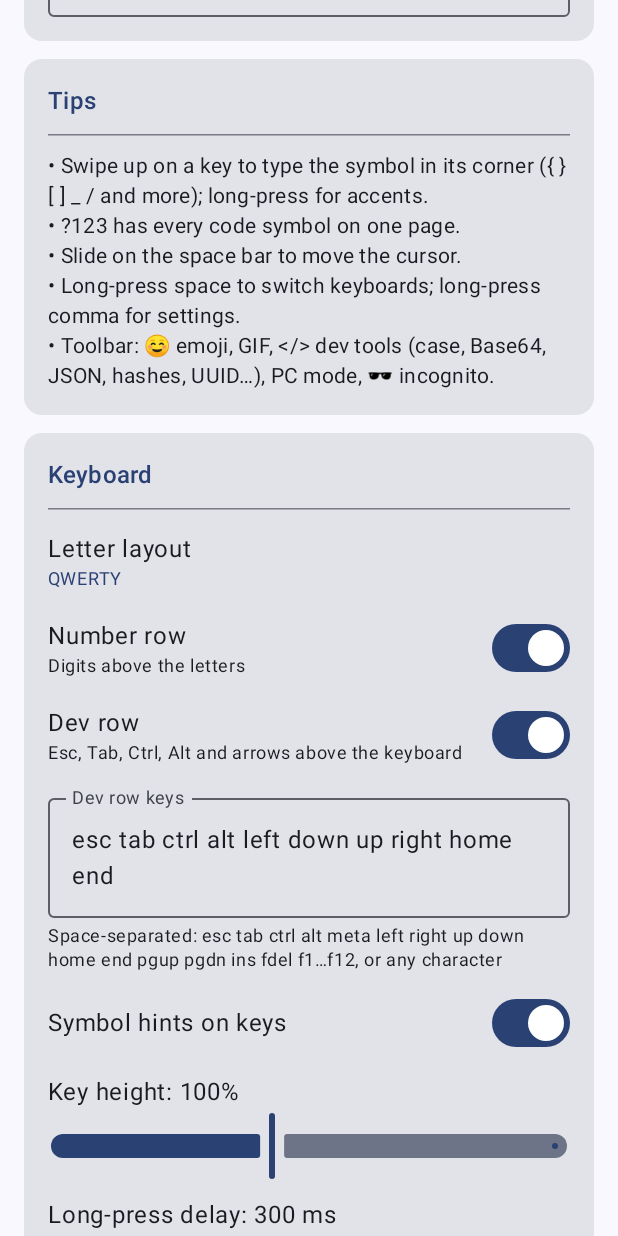
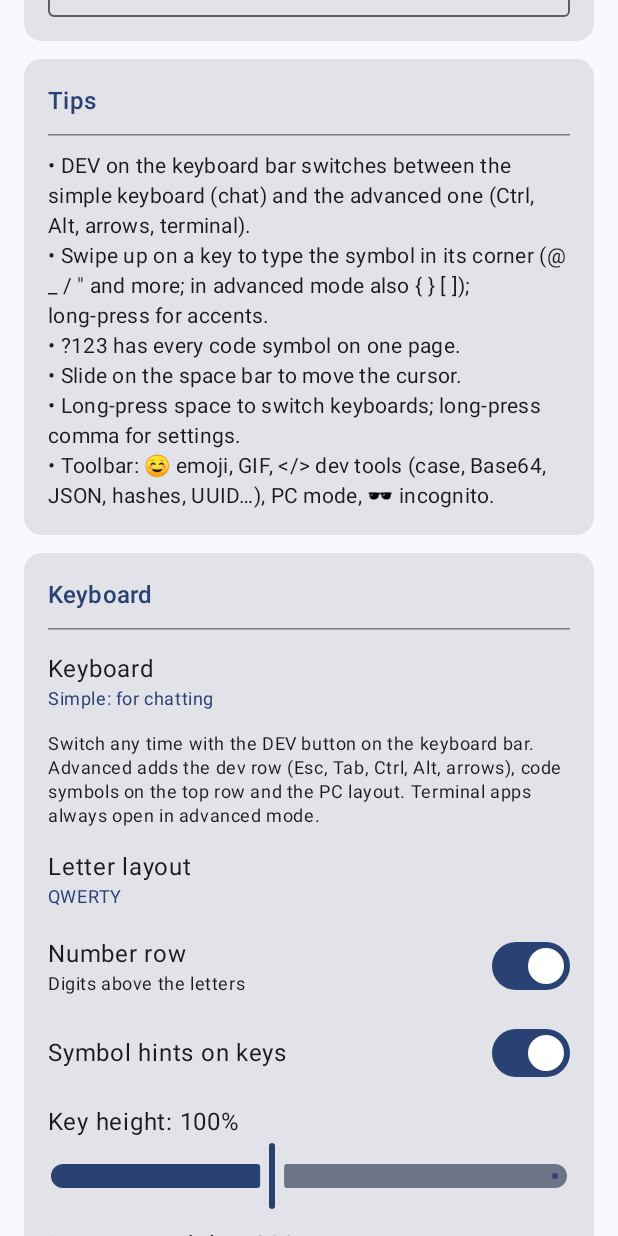
Before and after one commit to reinanbr/keyhack, an Android app built with Jetpack Compose: the screen it shows after launch (MainActivity), scrolled down 576 dp, on a phone screen of 412 x 824 dp. Run offline under Robolectric (Android 15) with nearby library versions, the phone set to English and light mode, and no system bars.

Commit message:
Simple and advanced keyboard modes
Simple (default) is a chat keyboard: letters, number row, emoji, GIFs,
suggestions and the chat symbols on the letter keys. Advanced adds the dev
row (Esc, Tab, Ctrl, Alt, arrows), code symbols on the top row and the PC
layout button. A DEV button on the keyboard bar switches between them; the
choice is saved, and terminal apps always open in advanced mode.

The settings screen gains the mode choice (dev row options only show in
advanced mode) and now follows pref changes made from the keyboard.

Co-Authored-By: Claude Opus 5.5 <noreply@anthropic.com>

```diff
--- a/app/src/main/kotlin/com/reinanbr/keyhack/MainActivity.kt
+++ b/app/src/main/kotlin/com/reinanbr/keyhack/MainActivity.kt
@@ -1,6 +1,7 @@
 package com.reinanbr.keyhack
 
 import android.content.Intent
+import android.content.SharedPreferences
 import android.os.Build
 import android.os.Bundle
 import android.provider.Settings
@@ -41,6 +42,7 @@ import androidx.compose.material3.dynamicDarkColorScheme
 import androidx.compose.material3.dynamicLightColorScheme
 import androidx.compose.material3.lightColorScheme
 import androidx.compose.runtime.Composable
+import androidx.compose.runtime.DisposableEffect
 import androidx.compose.runtime.getValue
 import androidx.compose.runtime.mutableStateOf
 import androidx.compose.runtime.remember
@@ -151,6 +153,12 @@ private fun SettingsScreen(
     onClearLearning: () -> Unit,
 ) {
     val p = remember { Prefs(settings) }
+    // The keyboard changes prefs too (the DEV button): keep the screen in sync.
+    DisposableEffect(settings) {
+        val listener = SharedPreferences.OnSharedPreferenceChangeListener { _, _ -> p.version.value++ }
+        settings.prefs.registerOnSharedPreferenceChangeListener(listener)
+        onDispose { settings.prefs.unregisterOnSharedPreferenceChangeListener(listener) }
+    }
     Surface(modifier = Modifier.fillMaxSize()) {
         Column(
             modifier =
@@ -213,8 +221,35 @@ private fun TryIt() {
 }
 
 @Composable
+private fun ModeChoice(p: Prefs) {
+    val mode = p.string(K.MODE, K.MODE_SIMPLE)
+    Choice(
+        stringResource(R.string.pref_mode),
+        mode,
+        mapOf(
+            K.MODE_SIMPLE to stringResource(R.string.mode_simple),
+            K.MODE_ADVANCED to stringResource(R.string.mode_advanced),
+        ),
+    ) { v -> p.set { putString(K.MODE, v) } }
+    Text(stringResource(R.string.pref_mode_help), style = MaterialTheme.typography.bodySmall)
+    if (mode != K.MODE_ADVANCED) return
+    val devRow = p.bool(K.DEV_ROW, true)
+    SwitchRow(stringResource(R.string.pref_dev_row), stringResource(R.string.pref_dev_row_summary), devRow) {
+        p.set { putBoolean(K.DEV_ROW, it) }
+    }
+    if (devRow) {
+        TextPref(
+            stringResource(R.string.pref_dev_row_keys),
+            p.string(K.DEV_ROW_KEYS, K.DEFAULT_DEV_ROW),
+            stringResource(R.string.pref_dev_row_keys_help),
+        ) { v -> p.set { putString(K.DEV_ROW_KEYS, v.ifBlank { K.DEFAULT_DEV_ROW }) } }
+    }
+}
+
+@Composable
 private fun KeyboardSection(p: Prefs) {
     Section(stringResource(R.string.section_keyboard)) {
+        ModeChoice(p)
         val layoutLabels =
             mapOf(
                 "qwerty" to R.string.layout_qwerty,
@@ -235,17 +270,6 @@ private fun KeyboardSection(p: Prefs) {
             p.bool(K.NUMBER_ROW, true),
         ) {
             p.set { putBoolean(K.NUMBER_ROW, it) }
-        }
-        val devRow = p.bool(K.DEV_ROW, true)
-        SwitchRow(stringResource(R.string.pref_dev_row), stringResource(R.string.pref_dev_row_summary), devRow) {
-            p.set { putBoolean(K.DEV_ROW, it) }
-        }
-        if (devRow) {
-            TextPref(
-                stringResource(R.string.pref_dev_row_keys),
-                p.string(K.DEV_ROW_KEYS, K.DEFAULT_DEV_ROW),
-                stringResource(R.string.pref_dev_row_keys_help),
-            ) { v -> p.set { putString(K.DEV_ROW_KEYS, v.ifBlank { K.DEFAULT_DEV_ROW }) } }
         }
         SwitchRow(
             stringResource(R.string.pref_key_hints),
--- a/app/src/main/res/values/strings.xml
+++ b/app/src/main/res/values/strings.xml
@@ -20,6 +20,10 @@
   <string name="section_privacy">Privacy</string>
 
   <string name="pref_layout">Letter layout</string>
+  <string name="pref_mode">Keyboard</string>
+  <string name="mode_simple">Simple: for chatting</string>
+  <string name="mode_advanced">Advanced: programming and terminal</string>
+  <string name="pref_mode_help">Switch any time with the DEV button on the keyboard bar. Advanced adds the dev row (Esc, Tab, Ctrl, Alt, arrows), code symbols on the top row and the PC layout. Terminal apps always open in advanced mode.</string>
   <string name="pref_number_row">Number row</string>
   <string name="pref_number_row_summary">Digits above the letters</string>
   <string name="pref_dev_row">Dev row</string>
@@ -73,5 +77,5 @@
   <string name="lang_pt">Portuguese (Brazil)</string>
   <string name="privacy_body">No analytics, no crash reporting, no telemetry. Learned words are stored in a private file that is never backed up. Typing in password fields and in apps that ask for no personalized learning is never learned. Use the 🕶 button on the toolbar for incognito typing.</string>
   <string name="help_title">Tips</string>
-  <string name="help_body">• Swipe up on a key to type the symbol in its corner ({ } [ ] _ / and more); long-press for accents.\n• ?123 has every code symbol on one page.\n• Slide on the space bar to move the cursor.\n• Long-press space to switch keyboards; long-press comma for settings.\n• Toolbar: ☺ emoji, GIF, &lt;/&gt; dev tools (case, Base64, JSON, hashes, UUID…), PC mode, 🕶 incognito.</string>
+  <string name="help_body">• DEV on the keyboard bar switches between the simple keyboard (chat) and the advanced one (Ctrl, Alt, arrows, terminal).\n• Swipe up on a key to type the symbol in its corner (@ _ / \" and more; in advanced mode also { } [ ]); long-press for accents.\n• ?123 has every code symbol on one page.\n• Slide on the space bar to move the cursor.\n• Long-press space to switch keyboards; long-press comma for settings.\n• Toolbar: ☺ emoji, GIF, &lt;/&gt; dev tools (case, Base64, JSON, hashes, UUID…), PC mode, 🕶 incognito.</string>
 </resources>
--- a/data/src/main/kotlin/com/reinanbr/keyhack/data/KeyHackSettings.kt
+++ b/data/src/main/kotlin/com/reinanbr/keyhack/data/KeyHackSettings.kt
@@ -15,6 +15,14 @@ class KeyHackSettings(context: Context) {
     private fun bool(key: String, default: Boolean) = prefs.getBoolean(key, default)
 
     private fun str(key: String, default: String) = prefs.getString(key, default) ?: default
+
+    /**
+     * "simple": a chat keyboard (letters, emoji, GIFs, suggestions).
+     * "advanced": adds the dev row (Esc, Tab, Ctrl, Alt, arrows), code symbols
+     * on the top row and the PC layout button. Terminal apps are always advanced.
+     */
+    val mode: String get() = str(MODE, MODE_SIMPLE)
+    val advanced: Boolean get() = mode == MODE_ADVANCED
 
     // Layout
     val layout: String get() = str(LAYOUT, "qwerty")
@@ -54,6 +62,9 @@ class KeyHackSettings(context: Context) {
 
     companion object {
         const val FILE = "keyhack_settings"
+        const val MODE = "keyboard_mode"
+        const val MODE_SIMPLE = "simple"
+        const val MODE_ADVANCED = "advanced"
         const val LAYOUT = "layout"
         const val NUMBER_ROW = "number_row"
         const val DEV_ROW = "dev_row"
--- a/ime/src/main/res/values/strings.xml
+++ b/ime/src/main/res/values/strings.xml
@@ -21,6 +21,8 @@
   <string name="keyhack_gif_share_fallback">This app doesn\'t accept GIFs from keyboards. Pick it in the share sheet.</string>
   <string name="keyhack_msg_soon">Coming in a later version</string>
   <string name="keyhack_msg_incognito_on">Incognito: nothing you type is learned</string>
+  <string name="keyhack_msg_mode_simple">Simple keyboard: for chatting</string>
+  <string name="keyhack_msg_mode_advanced">Advanced keyboard: Ctrl, Alt, arrows and code symbols</string>
   <string name="keyhack_msg_incognito_off">Incognito off</string>
   <string name="keyhack_msg_select_first">Select text first (or type a word before the cursor)</string>
   <string name="keyhack_msg_failed">That didn\'t work on this text</string>
```
Also changed, not shown: ime/src/main/kotlin/com/reinanbr/keyhack/ime/KeyHackImeService.kt (+35 -3 lines), keyboard/src/main/kotlin/com/reinanbr/keyhack/keyboard/model/KeyboardLayout.kt (+9 -0 lines), 3 other files.
